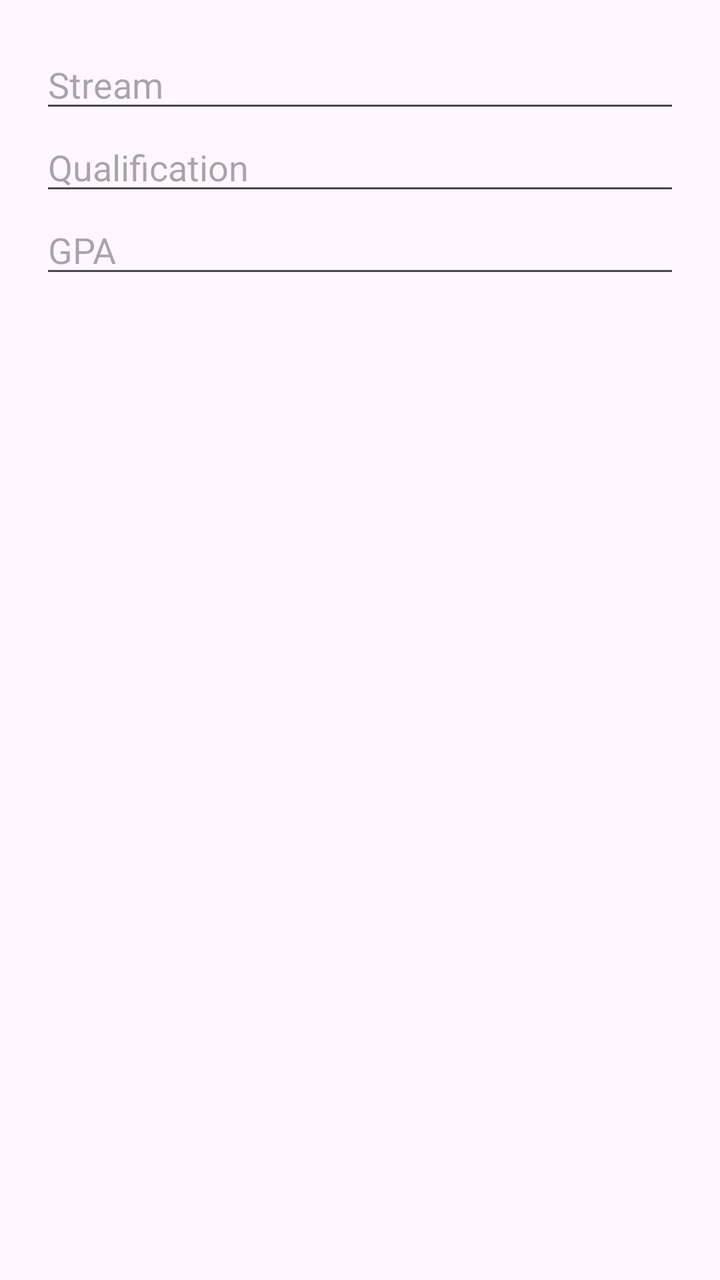
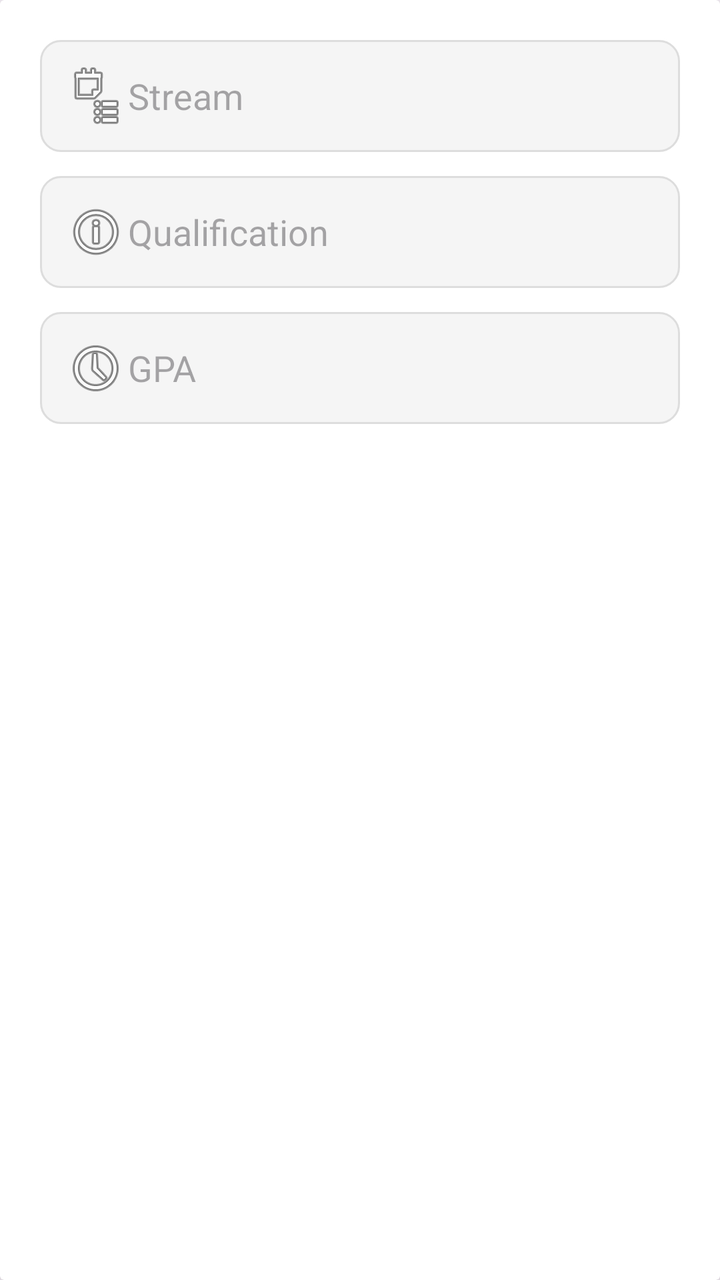

The first picture is an Android layout as it rendered before a commit; the second is the same layout after the commit. The layout source and the unified diff follow.
<!-- AndroidManifest.xml: application theme Theme.FutureFit -->
<!-- res/layout/dialog_edit_education.xml -->
<LinearLayout xmlns:android="http://schemas.android.com/apk/res/android"
    android:orientation="vertical" android:padding="20dp"
    android:layout_width="match_parent" android:layout_height="wrap_content">

    <EditText android:id="@+id/editStream"
        android:hint="Stream" android:layout_width="match_parent"
        android:layout_height="wrap_content"/>

    <EditText android:id="@+id/editQualification"
        android:hint="Qualification" android:layout_width="match_parent"
        android:layout_height="wrap_content"/>

    <EditText android:id="@+id/editCGPA"
        android:hint="GPA" android:inputType="numberDecimal"
        android:layout_width="match_parent" android:layout_height="wrap_content"/>
</LinearLayout>
<!-- resources referenced by this layout -->
<resources>
  <style name="Theme.FutureFit" parent="Base.Theme.FutureFit" />
  <style name="Base.Theme.FutureFit" parent="Theme.Material3.DayNight.NoActionBar">
          
          
      </style>
</resources>

<!-- the commit's change to res/layout/dialog_edit_education.xml (unified diff, before → after) -->
@@ -1,16 +1,51 @@
-<LinearLayout xmlns:android="http://schemas.android.com/apk/res/android"
-    android:orientation="vertical" android:padding="20dp"
-    android:layout_width="match_parent" android:layout_height="wrap_content">
+<?xml version="1.0" encoding="utf-8"?>
+<androidx.cardview.widget.CardView xmlns:android="http://schemas.android.com/apk/res/android"
+    xmlns:card_view="http://schemas.android.com/apk/res-auto"
+    android:layout_width="match_parent"
+    android:layout_height="wrap_content"
+    android:layout_margin="16dp"
+    card_view:cardElevation="6dp"
+    android:background="#FFFFFF">
 
-    <EditText android:id="@+id/editStream"
-        android:hint="Stream" android:layout_width="match_parent"
-        android:layout_height="wrap_content"/>
+    <LinearLayout
+        android:layout_width="match_parent"
+        android:layout_height="wrap_content"
+        android:orientation="vertical"
+        android:padding="20dp">
 
-    <EditText android:id="@+id/editQualification"
-        android:hint="Qualification" android:layout_width="match_parent"
-        android:layout_height="wrap_content"/>
+        
+        <EditText
+            android:id="@+id/editStream"
+            android:layout_width="match_parent"
+            android:layout_height="wrap_content"
+            android:hint="Stream"
+            android:drawableStart="@android:drawable/ic_menu_agenda"
+            android:inputType="textCapWords"
+            android:background="@drawable/edit_text_background"
+            android:padding="12dp"
+            android:layout_marginBottom="12dp" />
 
-    <EditText android:id="@+id/editCGPA"
-        android:hint="GPA" android:inputType="numberDecimal"
-        android:layout_width="match_parent" android:layout_height="wrap_content"/>
-</LinearLayout>
+        
+        <EditText
+            android:id="@+id/editQualification"
+            android:layout_width="match_parent"
+            android:layout_height="wrap_content"
+            android:hint="Qualification"
+            android:drawableStart="@android:drawable/ic_menu_info_details"
+            android:inputType="textCapWords"
+            android:background="@drawable/edit_text_background"
+            android:padding="12dp"
+            android:layout_marginBottom="12dp" />
+
+        
+        <EditText
+            android:id="@+id/editCGPA"
+            android:layout_width="match_parent"
+            android:layout_height="wrap_content"
+            android:hint="GPA"
+            android:drawableStart="@android:drawable/ic_menu_recent_history"
+            android:inputType="numberDecimal"
+            android:background="@drawable/edit_text_background"
+            android:padding="12dp" />
+    </LinearLayout>
+</androidx.cardview.widget.CardView>
<!-- resource entries referenced after the edit -->
@@ -1,5 +1,12 @@
 <!-- resources referenced by this layout -->
 <resources>
+  <!-- drawable edit_text_background (drawable) -->
+  <?xml version="1.0" encoding="utf-8"?>
+  <shape xmlns:android="http://schemas.android.com/apk/res/android">
+      <solid android:color="#F5F5F5"/>
+      <corners android:radius="10dp"/>
+      <stroke android:width="1dp" android:color="#DDDDDD"/>
+  </shape>
   <style name="Theme.FutureFit" parent="Base.Theme.FutureFit" />
   <style name="Base.Theme.FutureFit" parent="Theme.Material3.DayNight.NoActionBar">
           
